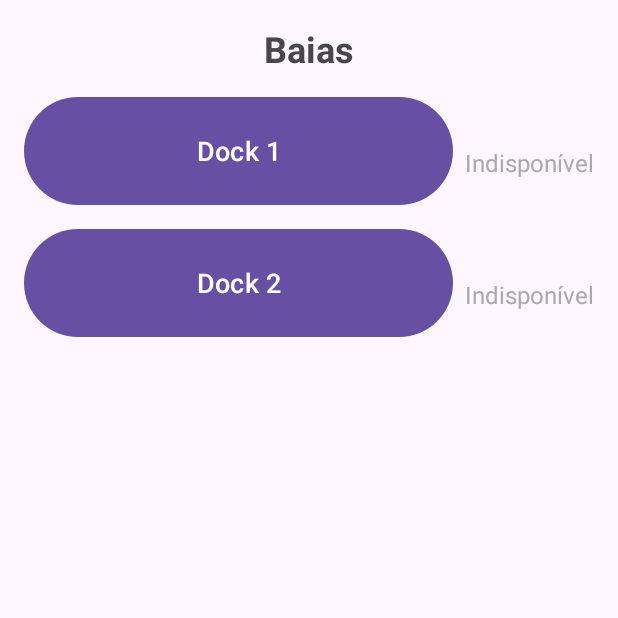
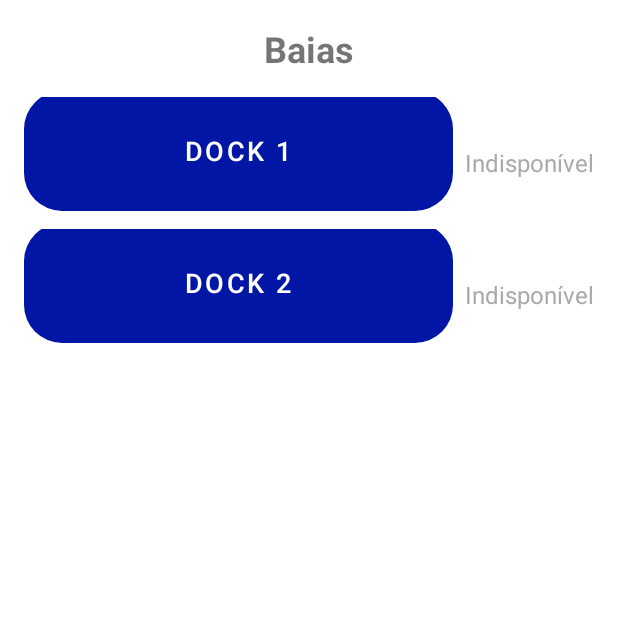
Before and after one commit to julianvitor/Empilha, an Android app: the DashboardActivity screen opened directly, with no data from a screen before it, on a phone screen of 412 x 824 dp, the top half of it. Run offline under Robolectric (Android 15) with nearby library versions, the phone set to English and light mode, and no system bars.

Commit message:
mudando as cores dos botoes e da barra de status

```diff
--- a/Ali/app/src/main/AndroidManifest.xml
+++ b/Ali/app/src/main/AndroidManifest.xml
@@ -21,7 +21,7 @@
         android:label="@string/app_name"
         android:roundIcon="@mipmap/ic_launcher_round"
         android:supportsRtl="true"
-        android:theme="@style/Theme.Ali"
+        android:theme="@style/AppTheme"
         tools:targetApi="31">
 
         <!-- MainActivity -->
--- a/Ali/app/src/main/java/com/example/ali/DashboardActivity.kt
+++ b/Ali/app/src/main/java/com/example/ali/DashboardActivity.kt
@@ -85,7 +85,7 @@ class DashboardActivity : AppCompatActivity() {
 
     private fun conectarWebSocket() {
         val request = Request.Builder()
-            .url("ws://192.168.15.150:81")
+            .url("ws://192.168.1.150:81")
             .build()
 
         val client = OkHttpClient()
--- a/Ali/app/src/main/java/com/example/ali/MainActivity.kt
+++ b/Ali/app/src/main/java/com/example/ali/MainActivity.kt
@@ -96,7 +96,7 @@ class MainActivity : AppCompatActivity() {
 
     private fun conectarWebSocket() {
         val request = Request.Builder()
-            .url("ws://192.168.15.150:81") // Substitua pela URL do seu servidor WebSocket
+            .url("ws://192.168.1.150:81") // Substitua pela URL do seu servidor WebSocket
             .build()
 
         val client = OkHttpClient()
--- a/Ali/app/src/main/res/drawable/button_submit.xml
+++ b/Ali/app/src/main/res/drawable/button_submit.xml
@@ -1,9 +1,5 @@
 <?xml version="1.0" encoding="utf-8"?>
 <shape xmlns:android="http://schemas.android.com/apk/res/android"
     android:shape="rectangle">
-    <gradient
-        android:startColor="#000000"
-        android:endColor="#0027FF"
-        android:type="linear"/>
-    <corners android:radius="15dp"/>
+    <corners android:radius="25dp"/>
 </shape>
--- a/Ali/app/src/main/res/layout/activity_dashboard.xml
+++ b/Ali/app/src/main/res/layout/activity_dashboard.xml
@@ -1,5 +1,7 @@
 <?xml version="1.0" encoding="utf-8"?>
 <ScrollView xmlns:android="http://schemas.android.com/apk/res/android"
+    xmlns:app="http://schemas.android.com/apk/res-auto"
+
     android:layout_width="match_parent"
     android:layout_height="match_parent">
 
@@ -13,11 +15,11 @@
             android:id="@+id/textViewTitle"
             android:layout_width="wrap_content"
             android:layout_height="wrap_content"
+            android:layout_gravity="center_horizontal"
+            android:layout_marginBottom="16dp"
             android:text="Baias"
             android:textSize="24sp"
-            android:textStyle="bold"
-            android:layout_gravity="center_horizontal"
-            android:layout_marginBottom="16dp"/>
+            android:textStyle="bold" />
 
         <!-- Baias -->
         <LinearLayout
@@ -28,52 +30,59 @@
             <LinearLayout
                 android:layout_width="match_parent"
                 android:layout_height="wrap_content"
-                android:orientation="horizontal"
-                android:gravity="center_vertical">
+                android:gravity="center_vertical"
+                android:orientation="horizontal">
 
-                <Button
+                <com.google.android.material.button.MaterialButton
                     android:id="@+id/bay1"
                     android:layout_width="0dp"
                     android:layout_height="80dp"
+                    android:layout_marginBottom="8dp"
                     android:layout_weight="1"
+                    android:background="@drawable/button_submit"
                     android:text="Dock 1"
                     android:textSize="18sp"
-                    android:layout_marginBottom="8dp"/>
+                    app:backgroundTint="@color/button_background_color"
+                    />
 
                 <TextView
                     android:id="@+id/textViewBay1Status"
                     android:layout_width="wrap_content"
                     android:layout_height="wrap_content"
+                    android:layout_marginStart="8dp"
                     android:text="Indisponível"
-                    android:textSize="16sp"
                     android:textColor="@android:color/darker_gray"
-                    android:layout_marginStart="8dp"/>
+                    android:textSize="16sp" />
 
             </LinearLayout>
 
             <LinearLayout
                 android:layout_width="match_parent"
                 android:layout_height="wrap_content"
-                android:orientation="horizontal"
-                android:gravity="center_vertical">
+                android:gravity="center_vertical"
+                android:orientation="horizontal">
 
-                <Button
+                <com.google.android.material.button.MaterialButton
                     android:id="@+id/bay2"
                     android:layout_width="0dp"
                     android:layout_height="80dp"
+                    android:layout_marginBottom="8dp"
                     android:layout_weight="1"
+                    android:background="@drawable/button_submit"
                     android:text="Dock 2"
                     android:textSize="18sp"
-                    android:layout_marginBottom="8dp"/>
+                    app:backgroundTint="@color/button_background_color"
+
+                    />
 
                 <TextView
                     android:id="@+id/textViewBay2Status"
                     android:layout_width="wrap_content"
                     android:layout_height="wrap_content"
+                    android:layout_marginStart="8dp"
                     android:text="Indisponível"
-                    android:textSize="16sp"
                     android:textColor="@android:color/darker_gray"
-                    android:layout_marginStart="8dp"/>
+                    android:textSize="16sp" />
 
 
             </LinearLayout>
@@ -91,8 +100,7 @@
             android:text=""
             android:textColor="@android:color/black"
             android:textSize="50sp"
-            android:visibility="gone"
-            />
+            android:visibility="gone" />
 
     </LinearLayout>
 
--- a/Ali/app/src/main/res/layout/activity_registro.xml
+++ b/Ali/app/src/main/res/layout/activity_registro.xml
@@ -66,6 +66,8 @@
         android:layout_height="wrap_content"
         android:text="Registrar"
         android:background="@drawable/button_submit"
-        android:layout_marginTop="16dp"/>
+        android:layout_marginTop="16dp"
+        app:backgroundTint="@color/button_background_color"
+        />
 
 </LinearLayout>
--- a/Ali/app/src/main/res/values/colors.xml
+++ b/Ali/app/src/main/res/values/colors.xml
@@ -2,4 +2,7 @@
 <resources>
     <color name="black">#FF000000</color>
     <color name="white">#FFFFFFFF</color>
+    <color name="button_background_color">#0116A5</color>
+    <color name="status_bar_color">#0116A5</color>
+
 </resources>
--- /dev/null
+++ b/Ali/app/src/main/res/values/styles.xml
@@ -0,0 +1,8 @@
+<?xml version="1.0" encoding="utf-8"?>
+<resources>
+    <!-- Base application theme -->
+    <style name="AppTheme" parent="Theme.MaterialComponents.Light.NoActionBar">
+        <!-- Define a cor da barra de status -->
+        <item name="android:statusBarColor">@color/status_bar_color</item>
+    </style>
+</resources>
```
Also changed, not shown: Ali/app/src/main/res/layout/activity_main.xml (+7 -2 lines).
